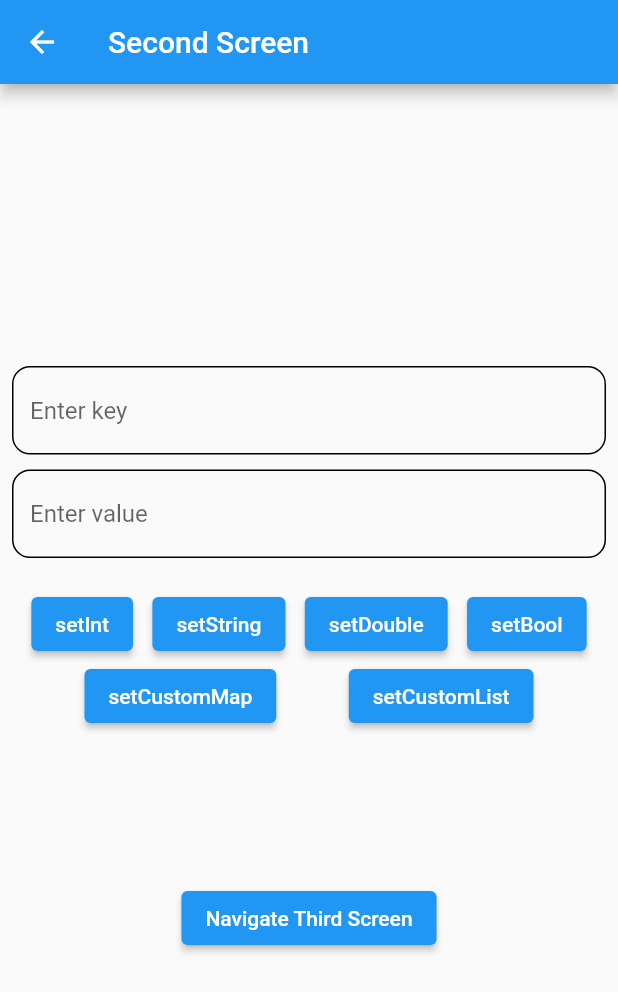
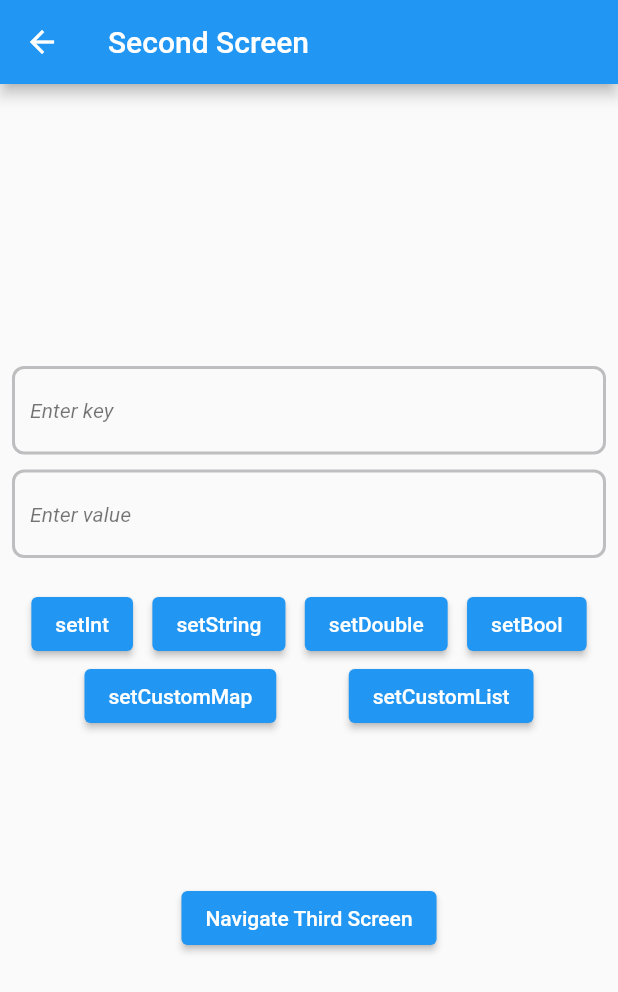
Before and after one commit to MurfahadShikalgar/flutter_boilerplate, a Flutter app: the SecondScreen screen opened by its route, on a phone screen of 412 x 824 dp. Shown: the top 992 px of the screen. Run offline on Flutter 3.47's test engine with Material 2 defaults, Android fonts, the light colour scheme and no system bars; our stand-ins replace connectivity, fluttertoast, get, graphql_flutter, shared_preferences; accounts and stored records are empty; generated files the repository leaves out were written again; network calls fail.

Commit message:
new changes commited

```diff
--- a/lib/Getx_Manager/getx_network_manager.dart
+++ b/lib/Getx_Manager/getx_network_manager.dart
@@ -7,9 +7,8 @@ import 'package:get/get.dart';
 
 class GetXNetworkManager extends GetxController {
   String connectionType = "No Internet";
-  //Instance of Flutter Connectivity
   final Connectivity _connectivity = Connectivity();
-  //Stream to keep listening to network change state
+
   late StreamSubscription _streamSubscription;
   @override
   void onInit() {
@@ -18,7 +17,6 @@ class GetXNetworkManager extends GetxController {
         _connectivity.onConnectivityChanged.listen(_updateState);
   }
 
-  // a method to get which connection result, if you we connected to internet or no if yes then which network
   Future<void> GetConnectionType() async {
     var connectivityResult;
     try {
@@ -29,8 +27,6 @@ class GetXNetworkManager extends GetxController {
     return _updateState(connectivityResult);
   }
 
-  // state update, of network, if you are connected to WIFI connectionType will get set to 1,
-  // and update the state to the consumer of that variable.
   _updateState(ConnectivityResult result) {
     switch (result) {
       case ConnectivityResult.wifi:
--- a/lib/GraphQl/graphQl_config.dart
+++ b/lib/GraphQl/graphQl_config.dart
@@ -3,9 +3,10 @@
 
 import 'package:flutter/material.dart';
 import 'package:graphql_flutter/graphql_flutter.dart';
+import 'package:practice_application/utils/constants/app_constants.dart';
 
 class GraphQlConfig {
-  static HttpLink httpLink = HttpLink("https://demo.saleor.io/graphql/");
+  static HttpLink httpLink = HttpLink(AppConstants.productsApi);
 
   ValueNotifier<GraphQLClient> client =
       ValueNotifier(
--- a/lib/screens/home_screen.dart
+++ b/lib/screens/home_screen.dart
@@ -6,6 +6,7 @@ import 'package:practice_application/main.dart';
 import 'package:practice_application/screens/second_screen.dart';
 import 'package:practice_application/translations/language_list.dart';
 import 'package:practice_application/translations/language_constants.dart';
+import 'package:practice_application/utils/constants/app_constants.dart';
 import 'package:practice_application/utils/helpers.dart';
 import 'package:practice_application/utils/widgets/dialog_widget.dart';
 import 'package:flutter_gen/gen_l10n/app_localizations.dart';
@@ -105,7 +106,7 @@ class _HomeScreenState extends State<HomeScreen> {
               height: 30,
             ),
             Text(
-              translation.desc,
+              AppConstants.RESULT_TITLE,
             ),
             Obx(() => Text(
                   controller.count.toString(),
--- /dev/null
+++ b/lib/utils/constants/app_constants.dart
@@ -0,0 +1,37 @@
+// ignore_for_file: constant_identifier_names
+
+class AppConstants {
+  static const String HOME_SCREEN = "Home Screen";
+  static const String DATA_SCREEN = "Data Screen";
+  static const String DETAILS_SCREEN = "Details Screen";
+  static const String SECOND_SCREEN = "Second Screen";
+  static const String THIRD_SCREEN = "Third Screen";
+  static const String OK = "Ok";
+  static const String YES = "Yes";
+  static const String NO = "No";
+  static const String CLOSE = "close";
+  static const String RETRY = "Retry";
+  static const String RELOAD = "Reload";
+  static const String RESULT_TITLE = "You have tapped button these many times";
+  static const String error = "Error";
+  static const String error404 = "Error 404";
+  static const String noInternet = "No Internet";
+  static const String slowInternet = "Slow Internet";
+  static const String error404Desc =
+      "the server cannot find the requested resource";
+  static const String errorDesc =
+      "There is an error occured while executing the program";
+  static const String noInternetDesc =
+      "Check your Internet connection and try again";
+  static const String slowInternetDesc = "You have Slow Internet Connection";
+  //API
+  static const String productsApi = "https://demo.saleor.io/graphql/";
+
+  //ENVIRONMENTS
+  static const ENV = ENV_QA;
+
+  static const ENV_QA = "qa";
+  static const ENV_PROD = "prod";
+  static const ENV_DEV = "dev";
+  static const ENV_UAT = "uat";
+}
--- /dev/null
+++ b/lib/utils/constants/color_constants.dart
@@ -0,0 +1,10 @@
+import 'package:flutter/material.dart';
+
+const Color backgroundColor = Color(0xff272927);
+const Color appBarColor = Color(0xff3f4445);
+const Color elevatedButtonColor = Color(0xff308a79);
+const Color textButtonColor = Color(0xfff2112f);
+const Color textfieldHintColor = Color(0xff909696);
+const Color enableBorderColor = Color.fromARGB(255, 190, 190, 192);
+const Color focusedBorderColor = Colors.blue;
+const Color errorBorderColor = Colors.red;
--- /dev/null
+++ b/lib/utils/constants/styles_constant.dart
@@ -0,0 +1,38 @@
+// ignore_for_file: constant_identifier_names
+
+import 'package:flutter/material.dart';
+import 'package:practice_application/utils/constants/color_constants.dart';
+
+class Styles {
+
+  static const TextStyle titleStyle =
+      TextStyle(fontSize: 21, fontWeight: FontWeight.w500, color: Colors.white);
+
+  static const TextStyle detailsTitleStyle =
+      TextStyle(fontSize: 14, fontWeight: FontWeight.w600, color: Colors.black);
+
+  static const TextStyle detailsDescStyle = TextStyle(
+      fontSize: 13, fontWeight: FontWeight.w500, color: Colors.black38);
+
+  static const TextStyle hintStyle = TextStyle(
+      fontSize: 14,
+      fontWeight: FontWeight.w400,
+      fontStyle: FontStyle.italic,
+      color: Colors.black54);
+
+  static const InputDecoration TextFieldDecoration = InputDecoration(
+    hintStyle: Styles.hintStyle,
+    enabledBorder: OutlineInputBorder(
+        borderSide: BorderSide(width: 2, color: enableBorderColor),
+        borderRadius: BorderRadius.all(Radius.circular(8))),
+    focusedBorder: OutlineInputBorder(
+      borderSide: BorderSide(width: 2, color: focusedBorderColor),
+      borderRadius: BorderRadius.all(Radius.circular(8)),
+    ),
+    errorBorder: OutlineInputBorder(
+      borderSide: BorderSide(width: 2, color: errorBorderColor),
+      borderRadius: BorderRadius.all(Radius.circular(8)),
+    ),
+  );
+
+}
--- a/lib/utils/widgets/textfield_widget.dart
+++ b/lib/utils/widgets/textfield_widget.dart
@@ -1,22 +1,16 @@
 import 'package:flutter/material.dart';
+import 'package:practice_application/utils/constants/styles_constant.dart';
 
 class TextfieldWidget extends StatelessWidget {
-  const TextfieldWidget({super.key, required this.controller, required this.hintText});
+  const TextfieldWidget(
+      {super.key, required this.controller, required this.hintText});
   final TextEditingController controller;
   final String hintText;
   @override
   Widget build(BuildContext context) {
     return TextField(
       controller: controller,
-      decoration: InputDecoration(
-        hintText: hintText,
-        enabledBorder: const OutlineInputBorder(
-          borderRadius: BorderRadius.all(Radius.circular(12)),
-        ),
-        focusedBorder: const OutlineInputBorder(
-          borderRadius: BorderRadius.all(Radius.circular(12)),
-        ),
-      ),
+      decoration: Styles.TextFieldDecoration.copyWith(hintText: hintText),
     );
   }
 }
```
Also changed, not shown: lib/Getx_Manager/api_service_manager.dart (+5 -6 lines), lib/screens/data_screen.dart (+62 -39 lines), lib/screens/details_screen.dart (+9 -7 lines), lib/utils/widgets/custom_toast.dart (added, +25 -0 lines), lib/utils/widgets/error.dart (added, +76 -0 lines), lib/utils/widgets/error_404.dart (added, +60 -0 lines), lib/utils/widgets/error_no_Internet.dart (added, +61 -0 lines), lib/utils/widgets/error_slow_Internet.dart (added, +62 -0 lines).
